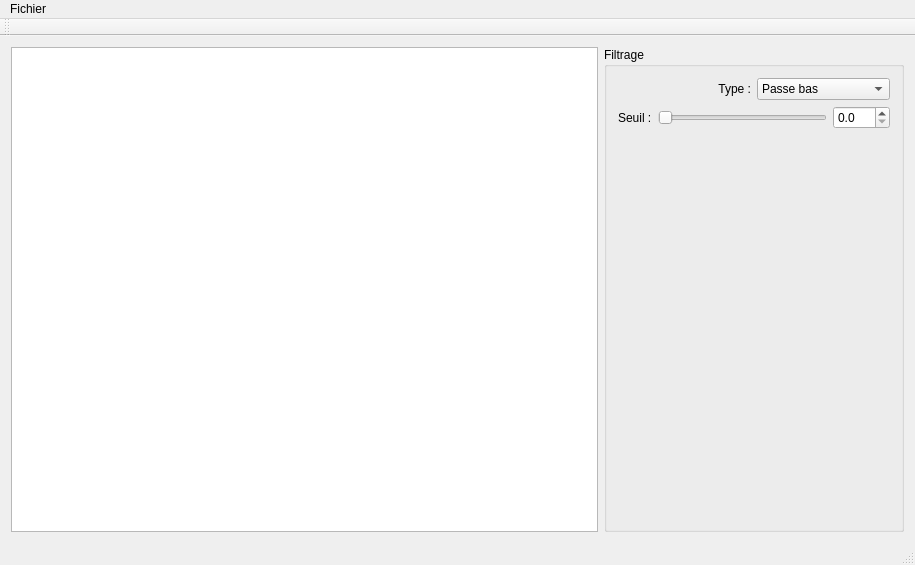
The window that EdgeFourierTransform/MainWindow.ui (joelrandria/maths_tp2_final) describes before a commit, drawn with Qt 5.
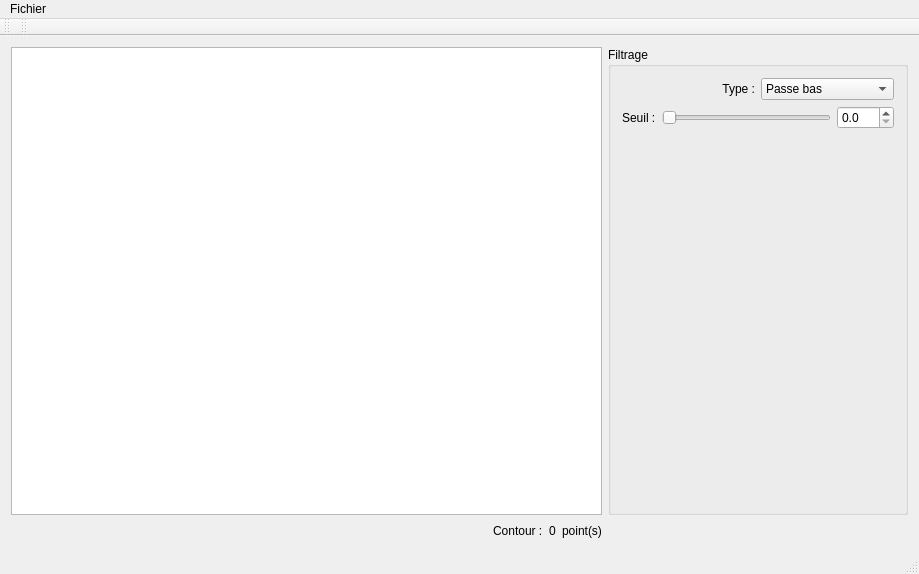
The same window after the commit. Custom widgets are drawn as their Qt base class.

Commit message: [Architecture]  + Refactoring: Séparation de la logique de construction des contours (sommets et segments), de la logique de transformation de fourier et du filtrage. Communication par signaux/slots entre certains composants.

```diff
--- a/EdgeFourierTransform/MainWindow.ui
+++ b/EdgeFourierTransform/MainWindow.ui
@@ -6,8 +6,8 @@
    <rect>
     <x>0</x>
     <y>0</y>
-    <width>915</width>
-    <height>565</height>
+    <width>919</width>
+    <height>574</height>
    </rect>
   </property>
   <property name="windowTitle">
@@ -15,10 +15,10 @@
   </property>
   <widget class="QWidget" name="centralWidget">
    <layout class="QGridLayout" name="gridLayout_2">
-    <item row="0" column="0">
+    <item row="0" column="0" colspan="4">
      <widget class="EdgeView" name="edgeView"/>
     </item>
-    <item row="0" column="1">
+    <item row="0" column="4">
      <widget class="QGroupBox" name="groupBox_2">
       <property name="sizePolicy">
        <sizepolicy hsizetype="Fixed" vsizetype="Preferred">
@@ -126,6 +126,40 @@
       </layout>
      </widget>
     </item>
+    <item row="1" column="0">
+     <spacer name="horizontalSpacer">
+      <property name="orientation">
+       <enum>Qt::Horizontal</enum>
+      </property>
+      <property name="sizeHint" stdset="0">
+       <size>
+        <width>449</width>
+        <height>20</height>
+       </size>
+      </property>
+     </spacer>
+    </item>
+    <item row="1" column="1">
+     <widget class="QLabel" name="label_3">
+      <property name="text">
+       <string>Contour :</string>
+      </property>
+     </widget>
+    </item>
+    <item row="1" column="2">
+     <widget class="QLabel" name="edgePointCountLabel">
+      <property name="text">
+       <string>0</string>
+      </property>
+     </widget>
+    </item>
+    <item row="1" column="3">
+     <widget class="QLabel" name="label_5">
+      <property name="text">
+       <string>point(s)</string>
+      </property>
+     </widget>
+    </item>
    </layout>
   </widget>
   <widget class="QMenuBar" name="menuBar">
@@ -133,7 +167,7 @@
     <rect>
      <x>0</x>
      <y>0</y>
-     <width>915</width>
+     <width>919</width>
      <height>25</height>
     </rect>
    </property>
@@ -158,6 +192,17 @@
     <bool>false</bool>
    </attribute>
   </widget>
+  <widget class="QToolBar" name="toolBar_2">
+   <property name="windowTitle">
+    <string>toolBar_2</string>
+   </property>
+   <attribute name="toolBarArea">
+    <enum>TopToolBarArea</enum>
+   </attribute>
+   <attribute name="toolBarBreak">
+    <bool>false</bool>
+   </attribute>
+  </widget>
   <action name="actionCloseApplication">
    <property name="text">
     <string>Quitter</string>
```
The commit also changes 15 other files.
